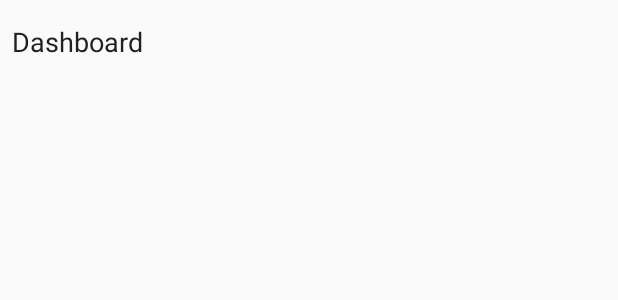
After one commit to amka/Tongue, an Android app: the layout language_list_item.xml on its own in the app's theme, with its tools: preview values and no code run, on a phone screen of 412 x 824 dp. The commit adds this screen. Shown: the top 300 px of the screen. Run offline under Robolectric (Android 15) with nearby library versions, the phone set to English and light mode, and no system bars.

Commit message:
Add language selection dialog for target lang.

```diff
--- a/app/src/main/res/layout/activity_main.xml
+++ b/app/src/main/res/layout/activity_main.xml
@@ -14,7 +14,7 @@
         android:layout_width="match_parent"
         android:layout_height="0dp"
         android:layout_above="@+id/navigation"
-        android:layout_below="@+id/toolbar" />
+        android:layout_alignParentTop="true"/>
 
     <android.support.design.widget.BottomNavigationView
         android:id="@+id/navigation"
--- /dev/null
+++ b/app/src/main/res/layout/language_list_item.xml
@@ -0,0 +1,16 @@
+<?xml version="1.0" encoding="utf-8"?>
+<LinearLayout xmlns:android="http://schemas.android.com/apk/res/android"
+    android:orientation="vertical" android:layout_width="match_parent"
+    android:layout_height="match_parent">
+
+    <TextView
+        android:id="@+id/langText"
+        android:gravity="center_vertical"
+        android:paddingLeft="8dp"
+        android:paddingRight="8dp"
+        android:layout_width="match_parent"
+        android:textColor="@color/colorBlack"
+        android:layout_height="56dp"
+        android:text="@string/title_dashboard"
+        android:textSize="18sp" />
+</LinearLayout>
--- a/app/src/main/res/values/strings.xml
+++ b/app/src/main/res/values/strings.xml
@@ -8,4 +8,5 @@
 
     <!-- TODO: Remove or change this placeholder text -->
     <string name="hello_blank_fragment">Hello blank fragment</string>
+    <string name="select_language_title">Select Language</string>
 </resources>
```
Also changed, not shown: app/src/main/java/me/meamka/tongue/MainActivity.java (+7 -3 lines), app/src/main/java/me/meamka/tongue/TranslateFragment.java (+122 -39 lines).
